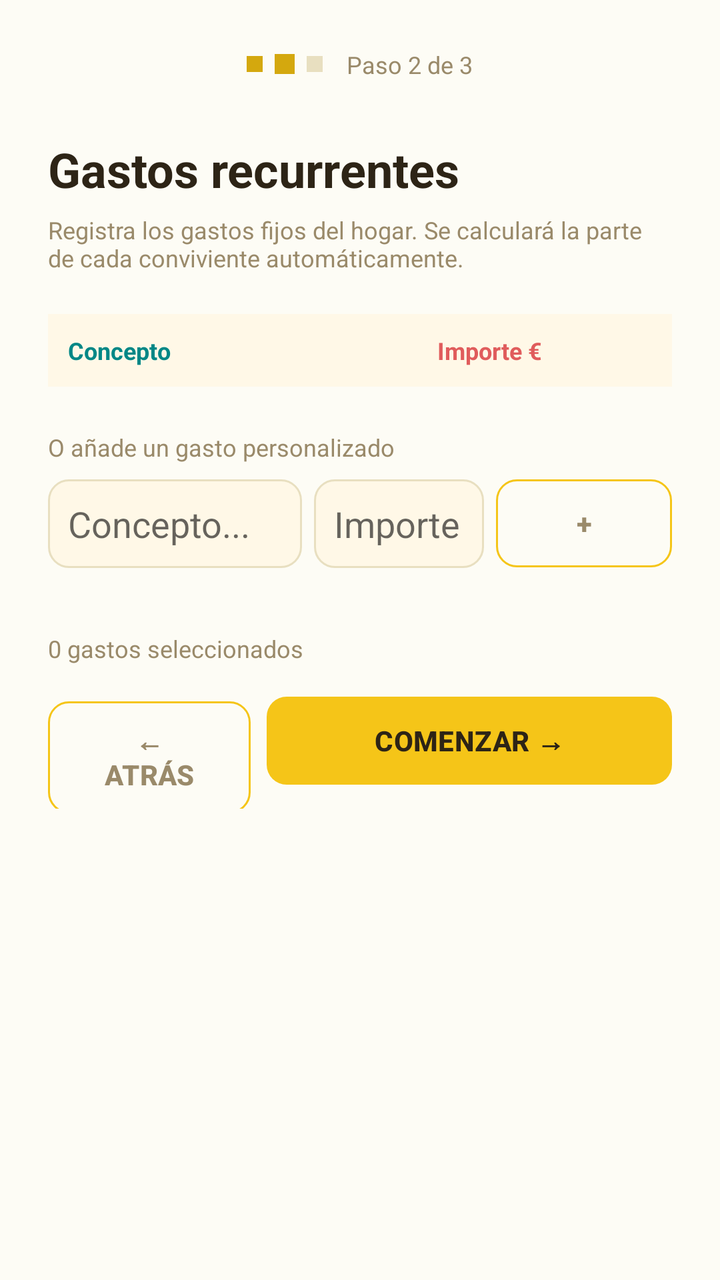
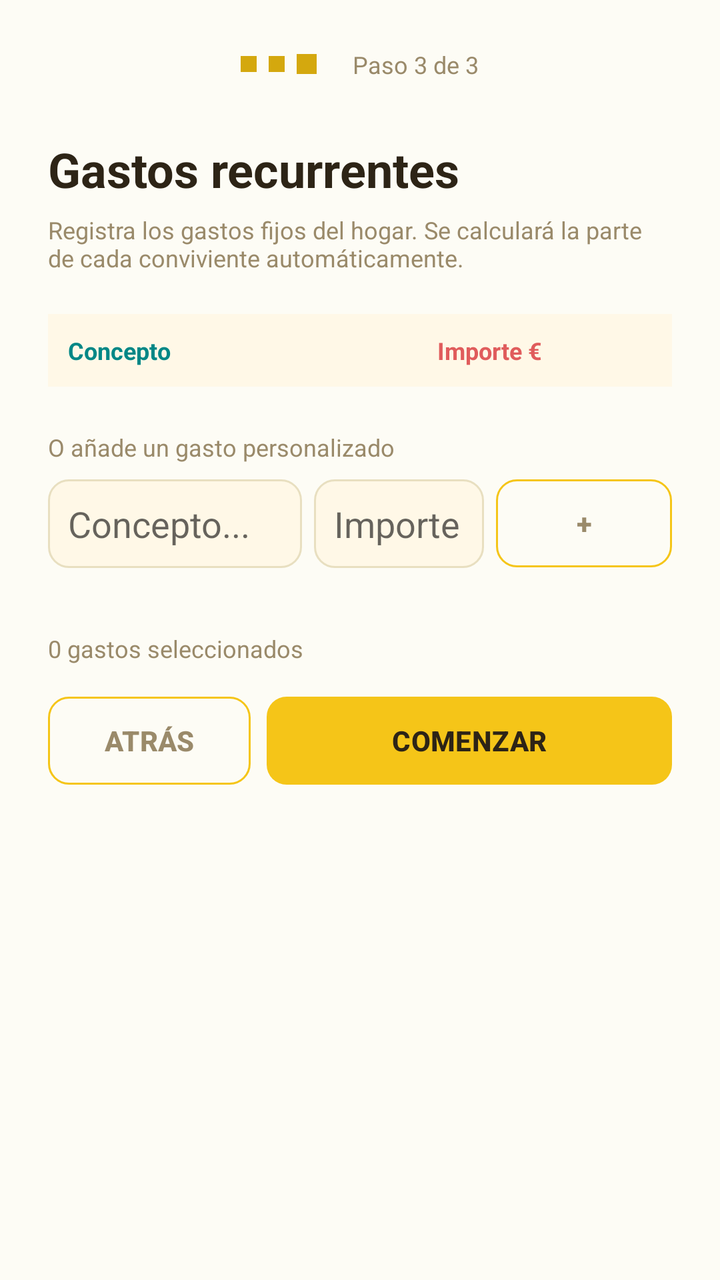

Before-and-after screenshots of an Android layout around one commit, followed by the original layout XML and the change that was made.
<!-- AndroidManifest.xml: application theme Theme.HomneyApp -->
<!-- res/layout/activity_activity3_gastos_recurrentes.xml -->
<?xml version="1.0" encoding="utf-8"?>
<ScrollView xmlns:android="http://schemas.android.com/apk/res/android"
    android:layout_width="match_parent"
    android:layout_height="match_parent"
    android:background="@color/background"
    android:fillViewport="true">

    <LinearLayout
        android:layout_width="match_parent"
        android:layout_height="wrap_content"
        android:orientation="vertical"
        android:padding="24dp"
        android:paddingBottom="40dp">

        
        <LinearLayout
            android:layout_width="match_parent"
            android:layout_height="wrap_content"
            android:orientation="horizontal"
            android:gravity="center"
            android:layout_marginBottom="28dp">

            <View android:layout_width="8dp" android:layout_height="8dp"
                android:background="@color/accent_dark" android:layout_marginEnd="6dp" />
            
            <View
                android:layout_width="10dp"
                android:layout_height="10dp"
                android:background="@color/accent_dark"
                android:layout_marginEnd="6dp" />
            <View android:layout_width="8dp" android:layout_height="8dp"
                android:background="@color/border" />

            <TextView
                android:layout_width="wrap_content"
                android:layout_height="wrap_content"
                android:text="Paso 2 de 3"
                style="@style/Homney.Text.Muted"
                android:layout_marginStart="12dp" />
        </LinearLayout>

        
        <TextView
            android:layout_width="wrap_content"
            android:layout_height="wrap_content"
            android:text="Gastos recurrentes"
            android:textColor="@color/text"
            android:textSize="24sp"
            android:textStyle="bold"
            android:layout_marginBottom="6dp" />

        <TextView
            android:layout_width="match_parent"
            android:layout_height="wrap_content"
            android:text="Registra los gastos fijos del hogar. Se calculará la parte de cada conviviente automáticamente."
            style="@style/Homney.Text.Muted"
            android:layout_marginBottom="20dp" />

        
        <LinearLayout
            android:layout_width="match_parent"
            android:layout_height="wrap_content"
            android:orientation="horizontal"
            android:background="@color/surface_two"
            android:padding="10dp"
            android:layout_marginBottom="2dp">

            <TextView
                android:layout_width="0dp"
                android:layout_height="wrap_content"
                android:layout_weight="3"
                android:text="Concepto"
                android:textStyle="bold"
                android:textSize="12sp"
                android:textColor="@color/design_default_color_secondary_variant" />

            <TextView
                android:layout_width="0dp"
                android:layout_height="wrap_content"
                android:layout_weight="2"
                android:text="Importe €"
                android:textStyle="bold"
                android:textSize="12sp"
                android:textColor="@color/danger"
                android:gravity="end" />

            <TextView
                android:layout_width="0dp"
                android:layout_height="wrap_content"
                android:layout_weight="1"
                android:textSize="12sp"
                android:layout_marginStart="8dp" />
        </LinearLayout>

        
        <LinearLayout
            android:id="@+id/ll_gastos_tabla"
            android:layout_width="match_parent"
            android:layout_height="wrap_content"
            android:orientation="vertical"
            android:layout_marginBottom="20dp" />

        
        <TextView
            style="@style/Homney.Text.Muted"
            android:layout_width="wrap_content"
            android:layout_height="wrap_content"
            android:text="O añade un gasto personalizado"
            android:layout_marginBottom="8dp" />

        <LinearLayout
            android:layout_width="match_parent"
            android:layout_height="wrap_content"
            android:orientation="horizontal"
            android:gravity="center_vertical"
            android:layout_marginBottom="32dp">

            <EditText
                android:id="@+id/et_custom_nombre"
                android:layout_width="0dp"
                android:layout_height="wrap_content"
                android:layout_weight="3"
                android:hint="Concepto..."
                android:background="@drawable/bg_input"
                android:padding="10dp"
                android:inputType="textCapSentences"
                android:layout_marginEnd="6dp" />

            <EditText
                android:id="@+id/et_custom_importe"
                android:layout_width="0dp"
                android:layout_height="wrap_content"
                android:layout_weight="2"
                android:hint="Importe €"
                android:background="@drawable/bg_input"
                android:padding="10dp"
                android:inputType="numberDecimal"
                android:layout_marginEnd="6dp" />

            <Button
                android:id="@+id/btn_add_gasto"
                style="@style/Homney.Button.Ghost"
                android:layout_width="wrap_content"
                android:layout_height="wrap_content"
                android:text="+" />
        </LinearLayout>

        
        <TextView
            android:id="@+id/tv_resumen_gastos"
            style="@style/Homney.Text.Muted"
            android:layout_width="wrap_content"
            android:layout_height="wrap_content"
            android:text="0 gastos seleccionados"
            android:layout_marginBottom="16dp" />

        
        <LinearLayout
            android:layout_width="match_parent"
            android:layout_height="wrap_content"
            android:orientation="horizontal">

            <Button
                android:id="@+id/btn_atras"
                style="@style/Homney.Button.Ghost"
                android:layout_width="0dp"
                android:layout_height="wrap_content"
                android:layout_weight="1"
                android:text="← Atrás"
                android:layout_marginEnd="8dp" />

            <Button
                android:id="@+id/btn_comenzar"
                style="@style/Homney.Button.Primary"
                android:layout_width="0dp"
                android:layout_height="wrap_content"
                android:layout_weight="2"
                android:text="Comenzar →" />
        </LinearLayout>

    </LinearLayout>
</ScrollView>
<!-- resources referenced by this layout -->
<resources>
  <color name="accent_dark">#D4A80E</color>
  <color name="background">#FDFCF5</color>
  <color name="border">#E8DFC0</color>
  <color name="danger">#E05C5C</color>
  <color name="surface_two">#FFF8E7</color>
  <color name="text">#2D2416</color>
  <!-- drawable bg_input (drawable) -->
  <?xml version="1.0" encoding="utf-8"?>
  <selector xmlns:android="http://schemas.android.com/apk/res/android">
  
      
      <item android:state_focused="true">
          <shape android:shape="rectangle">
              <solid android:color="@color/surface_two" />
              <stroke android:width="2dp" android:color="@color/accent" />
              <corners android:radius="10dp" />
          </shape>
      </item>
  
      
      <item>
          <shape android:shape="rectangle">
              <solid android:color="@color/surface_two" />
              <stroke android:width="1dp" android:color="@color/border" />
              <corners android:radius="10dp" />
          </shape>
      </item>
  
  </selector>
  <style name="Homney.Button.Ghost" parent="Homney.Button.Base">
          <item name="android:background">@drawable/bg_button_ghost</item>
          <item name="android:textColor">@color/muted</item>
      </style>
  <style name="Homney.Button.Primary" parent="Homney.Button.Base">
          <item name="android:background">@drawable/bg_button_primary</item>
          <item name="android:textColor">@color/text</item>
      </style>
  <style name="Homney.Text.Muted" parent="Homney.Text">
          <item name="android:textColor">@color/muted</item>
          <item name="android:textSize">12sp</item>
      </style>
  <style name="Theme.HomneyApp" parent="Theme.MaterialComponents.DayNight.DarkActionBar">
          
          <item name="colorPrimary">@color/accent</item>
          <item name="colorPrimaryVariant">@color/accent_dark</item>
          <item name="colorOnPrimary">@color/text</item>
          
          <item name="colorSecondary">@color/green</item>
          <item name="colorSecondaryVariant">@color/green_dark</item>
          <item name="colorOnSecondary">@color/text</item>
          
          <item name="android:colorBackground">@color/background</item>
          <item name="colorSurface">@color/surface</item>
          <item name="colorOnSurface">@color/text</item>
          
          <item name="android:statusBarColor" tools:targetApi="l">@color/accent_dark</item>
      </style>
  <color name="accent">#F5C518</color>
  <style name="Homney.Button.Base" parent="Widget.AppCompat.Button">
          <item name="android:minHeight">44dp</item>
          <item name="android:paddingLeft">20dp</item>
          <item name="android:paddingRight">20dp</item>
          <item name="android:paddingTop">10dp</item>
          <item name="android:paddingBottom">10dp</item>
          <item name="android:textSize">14sp</item>
          <item name="android:textStyle">bold</item>
          <item name="android:fontFamily">sans-serif-medium</item>
          <item name="android:letterSpacing">0.01</item>
          <item name="android:stateListAnimator">@null</item>
          <item name="android:insetTop">0dp</item>
          <item name="android:insetBottom">0dp</item>
      </style>
  <color name="muted">#9A8A6A</color>
  <style name="Homney.Text" parent="" />
  <color name="green">#7CC87A</color>
  <color name="green_dark">#58A856</color>
  <color name="surface">#FFFFFFFF</color>
  <color name="accent_background">#FFF3C0</color>
  <color name="accent_disabled">#8CF5C518</color>
  <!-- unchanged entries left out for length: 2 -->
</resources>

<!-- the commit's change to res/layout/activity_activity3_gastos_recurrentes.xml (unified diff, before → after) -->
@@ -22,19 +22,18 @@
 
             <View android:layout_width="8dp" android:layout_height="8dp"
                 android:background="@color/accent_dark" android:layout_marginEnd="6dp" />
-            
             <View
-                android:layout_width="10dp"
+                android:layout_width="8dp" android:layout_height="8dp"
+                android:background="@color/accent_dark" android:layout_marginEnd="6dp" />
+            <View android:layout_width="10dp"
                 android:layout_height="10dp"
                 android:background="@color/accent_dark"
-                android:layout_marginEnd="6dp" />
-            <View android:layout_width="8dp" android:layout_height="8dp"
-                android:background="@color/border" />
+                android:layout_marginEnd="6dp"/>
 
             <TextView
                 android:layout_width="wrap_content"
                 android:layout_height="wrap_content"
-                android:text="Paso 2 de 3"
+                android:text="Paso 3 de 3"
                 style="@style/Homney.Text.Muted"
                 android:layout_marginStart="12dp" />
         </LinearLayout>
@@ -166,7 +165,7 @@
                 android:layout_width="0dp"
                 android:layout_height="wrap_content"
                 android:layout_weight="1"
-                android:text="← Atrás"
+                android:text="Atrás"
                 android:layout_marginEnd="8dp" />
 
             <Button
@@ -175,7 +174,7 @@
                 android:layout_width="0dp"
                 android:layout_height="wrap_content"
                 android:layout_weight="2"
-                android:text="Comenzar →" />
+                android:text="Comenzar" />
         </LinearLayout>
 
     </LinearLayout>
